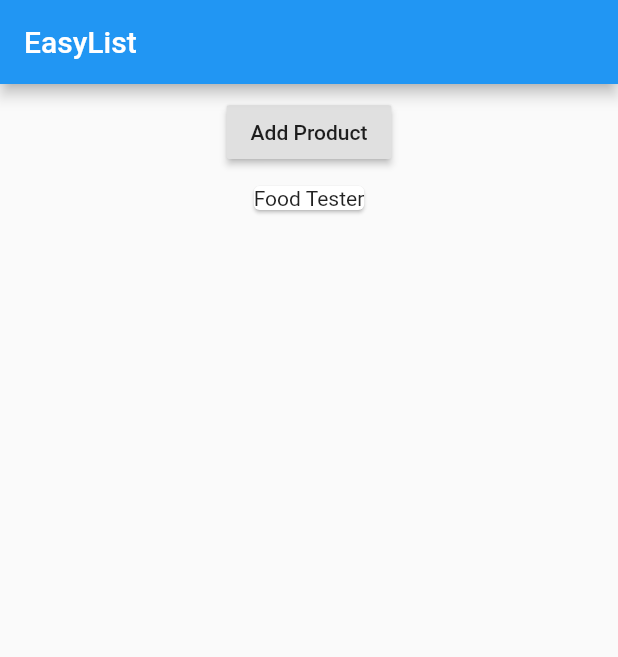
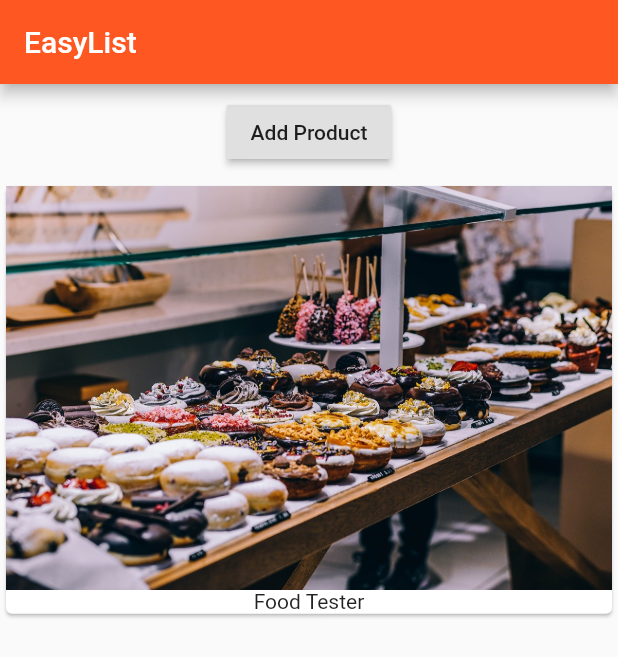
Before and after one commit to andres-gr/udemy-flutter-course-2019, a Flutter app: the screen it shows after launch, on a phone screen of 412 x 824 dp. Shown: the top 657 px of the screen. Run offline on Flutter 3.47's test engine with Material 2 defaults, Android fonts, the phone set to English and light mode, and no system bars.

Commit message:
video 36 done

```diff
--- a/lib/main.dart
+++ b/lib/main.dart
@@ -12,6 +12,11 @@ class MyApp extends StatelessWidget {
   Widget build(BuildContext context) {
     return MaterialApp(
       key: Key('MAPP'),
+      theme: ThemeData(
+        brightness: Brightness.light,
+        primarySwatch: Colors.deepOrange,
+        accentColor: Colors.deepPurple,
+      ),
       home: Scaffold(
         key: Key('MAPP_SCAFFOLD'),
         appBar: AppBar(
--- a/lib/products.dart
+++ b/lib/products.dart
@@ -14,7 +14,7 @@ class Products extends StatelessWidget {
         child: Column(
           key: Key('BUILDCARD_COLUMN'),
           children: <Widget>[
-            // Image.asset('assets/food.jpg'),
+            Image.asset('assets/food.jpg'),
             Text(product),
           ],
         ),
```
